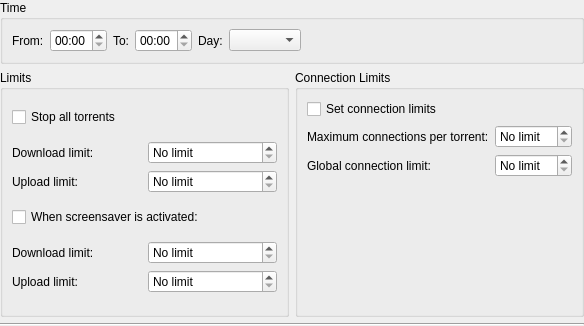
Above: plugins/bwscheduler/edititemdlg.ui from KDE/ktorrent before the change. Below: the same form after it.
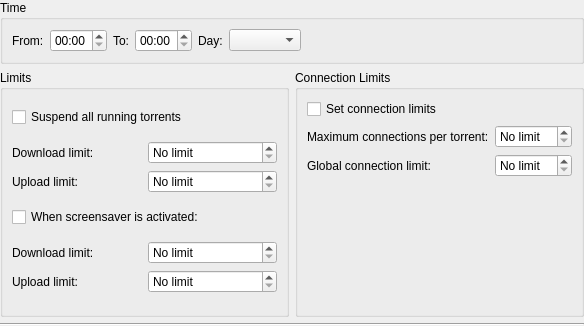
That is the form after the change.

Commit message: In preparation for the pausing of torrents feature, apply patch from Adam Forsyth which changes all instances of pause into suspend.

What changed in the file:
```diff
--- a/plugins/bwscheduler/edititemdlg.ui
+++ b/plugins/bwscheduler/edititemdlg.ui
@@ -93,9 +93,9 @@
        </property>
        <layout class="QVBoxLayout" name="verticalLayout_2" >
         <item>
-         <widget class="QCheckBox" name="m_paused" >
-          <property name="text" >
-           <string>Stop all torrents</string>
+         <widget class="QCheckBox" name="m_suspended">
+          <property name="text">
+           <string>Suspend all running torrents</string>
           </property>
          </widget>
         </item>
```
Left out of the diff: 191 changed lines with no effect on the pictures. The commit also changes 34 other files.
